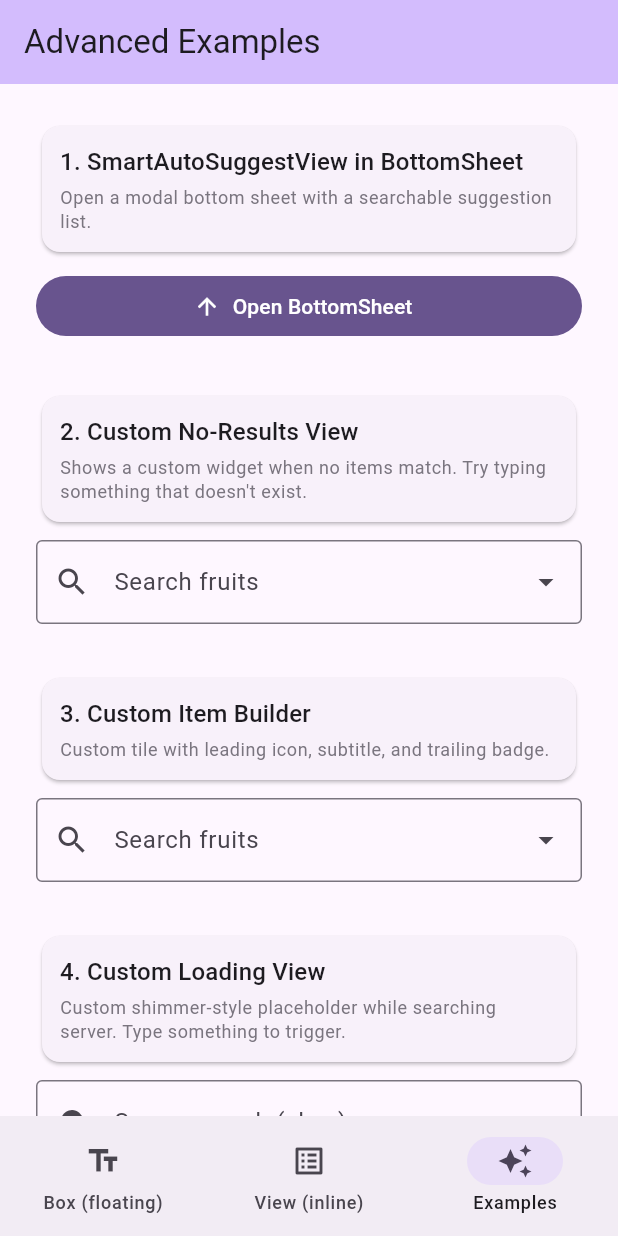
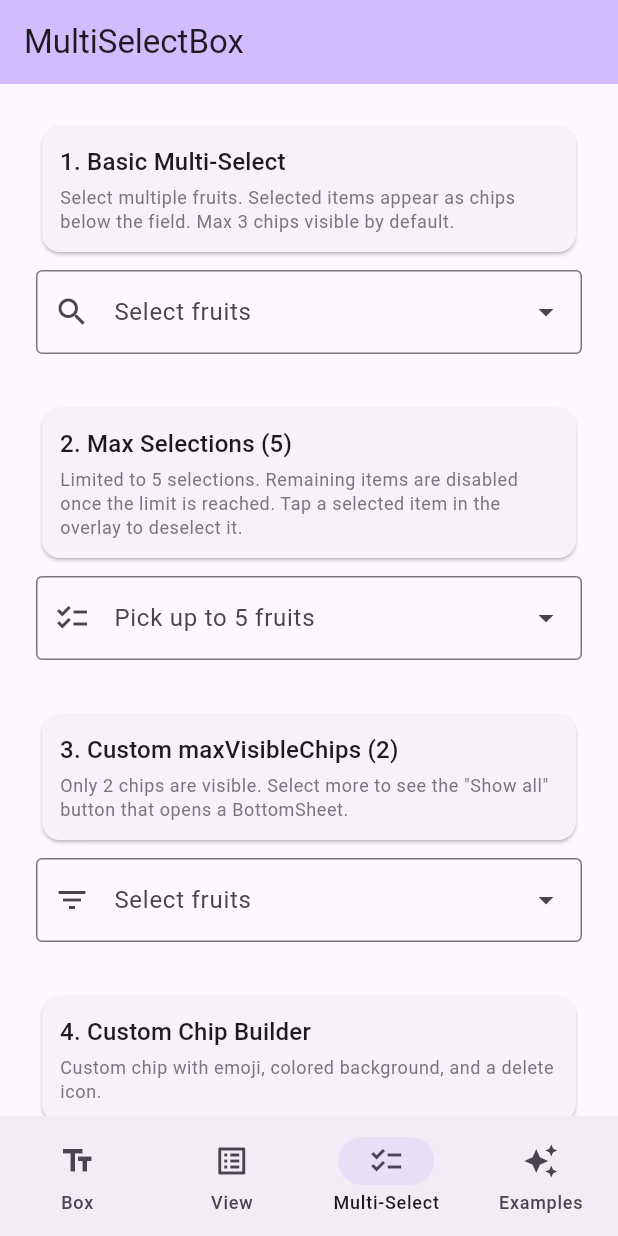
Before and after one commit to GeniusSystems24/smart_auto_suggest_box, a Flutter app: the screen it shows after launch, item 3 of the bottom bar chosen, on a phone screen of 412 x 824 dp. Run offline on Flutter 3.47's test engine with Material 3 defaults, Android fonts, the phone set to English and light mode, and no system bars; our stand-ins replace gap.

Commit message:
feat: add dedicated Multi-Select demo screen with 6 examples
Includes basic usage, max selections, custom maxVisibleChips,
custom chipBuilder, controller demo, and async search.

https://claude.ai/code/session_01DTBjXaPC53qRyshqmFSqJu

```diff
--- a/example/lib/advanced_examples.dart
+++ b/example/lib/advanced_examples.dart
@@ -750,76 +750,6 @@ class _AdvancedExamplesDemoState extends State<AdvancedExamplesDemo> {
             ),
           ),
           const SizedBox(height: 48),
-
-          // ── 8. Multi-Select Basic ───────────────────────────────────
-          sectionHeader(
-            context,
-            title: '8. Multi-Select (Basic)',
-            subtitle:
-                'Select multiple fruits. Selected items appear as chips '
-                'below the field. Max 3 chips visible; tap "Show all" '
-                'to see the rest.',
-          ),
-          const SizedBox(height: 8),
-          SmartAutoSuggestMultiSelectBox<String>(
-            dataSource: SmartAutoSuggestDataSource(
-              itemBuilder: fruitItemBuilder,
-              initialList: (context) => fruits,
-            ),
-            decoration: const InputDecoration(
-              labelText: 'Select fruits',
-              hintText: 'Type to search...',
-              border: OutlineInputBorder(),
-              prefixIcon: Icon(Icons.search),
-            ),
-            onSelectionChanged: (selected) {
-              ScaffoldMessenger.of(context).showSnackBar(
-                SnackBar(
-                  content: Text(
-                    'Selected: ${selected.map((e) => e.label).join(', ')}',
-                  ),
-                  duration: const Duration(seconds: 1),
-                ),
-              );
-            },
-          ),
-          const SizedBox(height: 32),
-
-          // ── 9. Multi-Select with Max Selections ─────────────────────
-          sectionHeader(
-            context,
-            title: '9. Multi-Select (Max 5)',
-            subtitle:
-                'Limited to 5 selections. Remaining items are disabled '
-                'once the limit is reached. Tap a selected item in the '
-                'overlay to deselect it.',
-          ),
-          const SizedBox(height: 8),
-          SmartAutoSuggestMultiSelectBox<String>(
-            dataSource: SmartAutoSuggestDataSource(
-              itemBuilder: fruitItemBuilder,
-              initialList: (context) => fruits,
-            ),
-            maxSelections: 5,
-            maxVisibleChips: 2,
-            decoration: const InputDecoration(
-              labelText: 'Pick up to 5 fruits',
-              hintText: 'Type to search...',
-              border: OutlineInputBorder(),
-              prefixIcon: Icon(Icons.checklist),
-            ),
-            onSelectionChanged: (selected) {
-              ScaffoldMessenger.of(context).showSnackBar(
-                SnackBar(
-                  content: Text(
-                    '${selected.length}/5 selected',
-                  ),
-                  duration: const Duration(seconds: 1),
-                ),
-              );
-            },
-          ),
-          const SizedBox(height: 48),
         ],
       ),
     );
--- a/example/lib/main.dart
+++ b/example/lib/main.dart
@@ -6,6 +6,7 @@ import 'package:flutter_localizations/flutter_localizations.dart';
 
 import 'advanced_examples.dart';
 import 'box_demo.dart';
+import 'multi_select_demo.dart';
 import 'view_demo.dart';
 
 void main() {
@@ -67,6 +68,7 @@ class _DemoHomeState extends State<_DemoHome> {
         children: const [
           SmartAutoSuggestBoxDemo(),
           SmartAutoSuggestViewDemo(),
+          MultiSelectDemo(),
           AdvancedExamplesDemo(),
         ],
       ),
@@ -76,11 +78,15 @@ class _DemoHomeState extends State<_DemoHome> {
         destinations: const [
           NavigationDestination(
             icon: Icon(Icons.text_fields),
-            label: 'Box (floating)',
+            label: 'Box',
           ),
           NavigationDestination(
             icon: Icon(Icons.list_alt),
-            label: 'View (inline)',
+            label: 'View',
+          ),
+          NavigationDestination(
+            icon: Icon(Icons.checklist),
+            label: 'Multi-Select',
           ),
           NavigationDestination(
             icon: Icon(Icons.auto_awesome),
--- /dev/null
+++ b/example/lib/multi_select_demo.dart
@@ -0,0 +1,311 @@
+import 'package:flutter/material.dart';
+import 'package:smart_auto_suggest_box/smart_auto_suggest_box.dart';
+
+import 'data.dart';
+
+// ─────────────────────────────────────────────────────────────────────────────
+// SmartAutoSuggestMultiSelectBox demo
+// ─────────────────────────────────────────────────────────────────────────────
+
+class MultiSelectDemo extends StatefulWidget {
+  const MultiSelectDemo({super.key});
+
+  @override
+  State<MultiSelectDemo> createState() => _MultiSelectDemoState();
+}
+
+class _MultiSelectDemoState extends State<MultiSelectDemo> {
+  final _controllerDemo = SmartAutoSuggestMultiSelectController<String>();
+
+  @override
+  void initState() {
+    super.initState();
+    _controllerDemo.selectedItems.addListener(() {
+      setState(() {});
+    });
+  }
+
+  @override
+  void dispose() {
+    _controllerDemo.dispose();
+    super.dispose();
+  }
+
+  @override
+  Widget build(BuildContext context) {
+    return Scaffold(
+      appBar: AppBar(
+        title: const Text('MultiSelectBox'),
+        backgroundColor: Theme.of(context).colorScheme.inversePrimary,
+      ),
+      body: ListView(
+        padding: const EdgeInsets.all(24),
+        children: [
+          // ── 1. Basic Multi-Select ─────────────────────────────────────
+          sectionHeader(
+            context,
+            title: '1. Basic Multi-Select',
+            subtitle:
+                'Select multiple fruits. Selected items appear as chips '
+                'below the field. Max 3 chips visible by default.',
+          ),
+          const SizedBox(height: 8),
+          SmartAutoSuggestMultiSelectBox<String>(
+            dataSource: SmartAutoSuggestDataSource(
+              itemBuilder: fruitItemBuilder,
+              initialList: (context) => fruits,
+            ),
+            decoration: const InputDecoration(
+              labelText: 'Select fruits',
+              hintText: 'Type to search...',
+              border: OutlineInputBorder(),
+              prefixIcon: Icon(Icons.search),
+            ),
+            onSelectionChanged: (selected) {
+              ScaffoldMessenger.of(context)
+                ..clearSnackBars()
+                ..showSnackBar(
+                  SnackBar(
+                    content: Text(
+                      'Selected: ${selected.map((e) => e.label).join(', ')}',
+                    ),
+                    duration: const Duration(seconds: 1),
+                  ),
+                );
+            },
+          ),
+          const SizedBox(height: 32),
+
+          // ── 2. Max Selections ─────────────────────────────────────────
+          sectionHeader(
+            context,
+            title: '2. Max Selections (5)',
+            subtitle:
+                'Limited to 5 selections. Remaining items are disabled '
+                'once the limit is reached. Tap a selected item in the '
+                'overlay to deselect it.',
+          ),
+          const SizedBox(height: 8),
+          SmartAutoSuggestMultiSelectBox<String>(
+            dataSource: SmartAutoSuggestDataSource(
+              itemBuilder: fruitItemBuilder,
+              initialList: (context) => fruits,
+            ),
+            maxSelections: 5,
+            decoration: const InputDecoration(
+              labelText: 'Pick up to 5 fruits',
+              hintText: 'Type to search...',
+              border: OutlineInputBorder(),
+              prefixIcon: Icon(Icons.checklist),
+            ),
+            onSelectionChanged: (selected) {
+              ScaffoldMessenger.of(context)
+                ..clearSnackBars()
+                ..showSnackBar(
+                  SnackBar(
+                    content: Text('${selected.length}/5 selected'),
+                    duration: const Duration(seconds: 1),
+                  ),
+                );
+            },
+          ),
+          const SizedBox(height: 32),
+
+          // ── 3. Custom maxVisibleChips ──────────────────────────────────
+          sectionHeader(
+            context,
+            title: '3. Custom maxVisibleChips (2)',
+            subtitle:
+                'Only 2 chips are visible. Select more to see the '
+                '"Show all" button that opens a BottomSheet.',
+          ),
+          const SizedBox(height: 8),
+          SmartAutoSuggestMultiSelectBox<String>(
+            dataSource: SmartAutoSuggestDataSource(
+              itemBuilder: fruitItemBuilder,
+              initialList: (context) => fruits,
+            ),
+            maxVisibleChips: 2,
+            decoration: const InputDecoration(
+              labelText: 'Select fruits',
+              hintText: 'Type to search...',
+              border: OutlineInputBorder(),
+              prefixIcon: Icon(Icons.filter_list),
+            ),
+            onSelectionChanged: (selected) {},
+          ),
+          const SizedBox(height: 32),
+
+          // ── 4. Custom Chip Builder ────────────────────────────────────
+          sectionHeader(
+            context,
+            title: '4. Custom Chip Builder',
+            subtitle:
+                'Custom chip with emoji, colored background, and a '
+                'delete icon.',
+          ),
+          const SizedBox(height: 8),
+          SmartAutoSuggestMultiSelectBox<String>(
+            dataSource: SmartAutoSuggestDataSource(
+              itemBuilder: fruitItemBuilder,
+              initialList: (context) => fruits,
+            ),
+            chipBuilder: (context, item, onRemove) {
+              final emoji = fruitEmojis[item.value] ?? '';
+              final colors = [
+                Colors.red,
+                Colors.orange,
+                Colors.green,
+                Colors.purple,
+                Colors.blue,
+              ];
+              final color = colors[item.label.length % colors.length];
+              return Padding(
+                padding: const EdgeInsets.symmetric(vertical: 2),
+                child: Container(
+                  decoration: BoxDecoration(
+                    color: color.withValues(alpha: .08),
+                    borderRadius: BorderRadius.circular(8),
+                    border: Border.all(
+                      color: color.withValues(alpha: .3),
+                    ),
+                  ),
+                  child: ListTile(
+                    dense: true,
+                    visualDensity: VisualDensity.compact,
+                    leading: Text(emoji, style: const TextStyle(fontSize: 20)),
+                    title: Text(
+                      item.label,
+                      style: TextStyle(
+                        color: color,
+                        fontWeight: FontWeight.w600,
+                      ),
+                    ),
+                    trailing: IconButton(
+                      icon: Icon(Icons.close, size: 18, color: color),
+                      onPressed: onRemove,
+                      visualDensity: VisualDensity.compact,
+                      padding: EdgeInsets.zero,
+                      constraints: const BoxConstraints(
+                        minWidth: 32,
+                        minHeight: 32,
+                      ),
+                    ),
+                  ),
+                ),
+              );
+            },
+            decoration: const InputDecoration(
+              labelText: 'Select fruits',
+              hintText: 'Type to search...',
+              border: OutlineInputBorder(),
+              prefixIcon: Icon(Icons.style),
+            ),
+            onSelectionChanged: (selected) {},
+          ),
+          const SizedBox(height: 32),
+
+          // ── 5. Controller ─────────────────────────────────────────────
+          sectionHeader(
+            context,
+            title: '5. MultiSelectController',
+            subtitle:
+                'Use a controller to observe selections and clear '
+                'them programmatically.',
+          ),
+          const SizedBox(height: 8),
+          SmartAutoSuggestMultiSelectBox<String>(
+            smartController: _controllerDemo,
+            dataSource: SmartAutoSuggestDataSource(
+              itemBuilder: fruitItemBuilder,
+              initialList: (context) => fruits,
+            ),
+            decoration: const InputDecoration(
+              labelText: 'Select fruits',
+              hintText: 'Type to search...',
+              border: OutlineInputBorder(),
+              prefixIcon: Icon(Icons.search),
+            ),
+            onSelectionChanged: (selected) {},
+          ),
+          const SizedBox(height: 8),
+          Card(
+            child: Padding(
+              padding: const EdgeInsets.all(12),
+              child: Column(
+                crossAxisAlignment: CrossAxisAlignment.start,
+                children: [
+                  Text(
+                    'Selected: ${_controllerDemo.selectedItems.value.length}',
+                    style: Theme.of(context).textTheme.titleSmall,
+                  ),
+                  if (_controllerDemo.selectedItems.value.isNotEmpty) ...[
+                    const SizedBox(height: 4),
+                    Wrap(
+                      spacing: 6,
+                      runSpacing: 4,
+                      children: _controllerDemo.selectedItems.value
+                          .map(
+                            (item) => Chip(
+                              label: Text(item.label),
+                              visualDensity: VisualDensity.compact,
+                            ),
+                          )
+                          .toList(),
+                    ),
+                    const SizedBox(height: 8),
+                    FilledButton.tonalIcon(
+                      onPressed: () => _controllerDemo.clearAll(),
+                      icon: const Icon(Icons.clear_all, size: 18),
+                      label: const Text('Clear all'),
+                    ),
+                  ] else
+                    Text(
+                      'No selection yet',
+                      style: TextStyle(
+                        color: Theme.of(context).colorScheme.outline,
+                      ),
+                    ),
+                ],
+              ),
+            ),
+          ),
+          const SizedBox(height: 32),
+
+          // ── 6. Async Search ───────────────────────────────────────────
+          sectionHeader(
+            context,
+            title: '6. Async Search',
+            subtitle:
+                'Multi-select with server-side search. Simulates a '
+                '1 second delay.',
+          ),
+          const SizedBox(height: 8),
+          SmartAutoSuggestMultiSelectBox<String>(
+            dataSource: SmartAutoSuggestDataSource(
+              itemBuilder: fruitItemBuilder,
+              initialList: (context) => [],
+              onSearch: (context, current, searchText) async {
+                await Future.delayed(const Duration(seconds: 1));
+                return fruits
+                    .where((f) => f
+                        .toLowerCase()
+                        .contains((searchText ?? '').toLowerCase()))
+                    .toList();
+              },
+              debounce: const Duration(milliseconds: 500),
+            ),
+            decoration: const InputDecoration(
+              labelText: 'Server search',
+              hintText: 'Type to fetch from server...',
+              border: OutlineInputBorder(),
+              prefixIcon: Icon(Icons.cloud_download),
+            ),
+            onSelectionChanged: (selected) {},
+          ),
+          const SizedBox(height: 48),
+        ],
+      ),
+    );
+  }
+}
```
